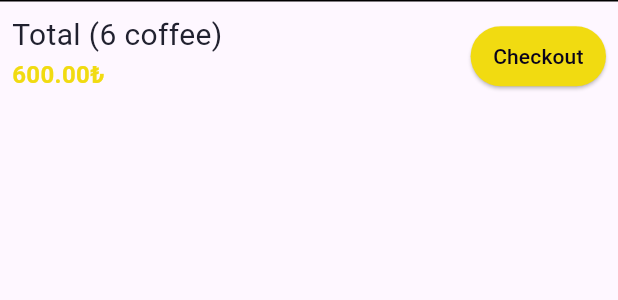
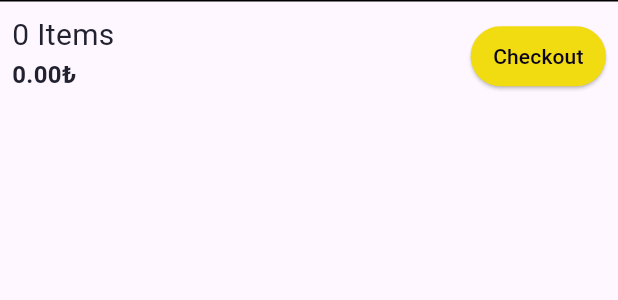
Before and after one commit to BeeKahve/bee-kahve-dev, a Flutter app: the CartBottomSheetWidget widget shown alone on an empty page, opened directly, on a phone screen of 412 x 824 dp. Shown: the top 300 px of the screen. Run offline on Flutter 3.47's test engine with Material 3 defaults, Android fonts, the phone set to English and light mode, and no system bars; our stand-ins replace cached_network_image, fancy_shimmer_image, flutter_rating_bar, mask_text_input_formatter, timelines; missing offline and left inert: dynamic_height_grid_view; network calls fail.

Commit message:
fixes minor bug in cartProvider and adds total item count and price

```diff
--- a/frontend/bee_kahve/lib/screens/cart/bottom_checkout.dart
+++ b/frontend/bee_kahve/lib/screens/cart/bottom_checkout.dart
@@ -1,9 +1,27 @@
 import 'package:bee_kahve/consts/app_color.dart';
 import 'package:bee_kahve/screens/cart/payment.dart';
+import 'package:bee_kahve/screens/products/product_details.dart';
 import 'package:flutter/material.dart';
+import 'package:bee_kahve/screens/cart/cart_provider.dart';
 
 class CartBottomSheetWidget extends StatelessWidget {
-  const CartBottomSheetWidget({super.key});
+  CartBottomSheetWidget({super.key});
+  CartProvider cartProvider = CartProvider();
+  String calculateTotal() {
+    int total = 0;
+    for (int quantity in cartProvider.cartItems.values.toList()) {
+      total += quantity;
+    }
+    return total.toString();
+  }
+
+  String calculatePrice() {
+    double total = 0;
+    for (Coffee product in cartProvider.cartItems.keys.toList()) {
+      total += product.price * cartProvider.cartItems[product]!;
+    }
+    return total.toStringAsFixed(2);
+  }
 
   @override
   Widget build(BuildContext context) {
@@ -23,23 +41,23 @@ class CartBottomSheetWidget extends StatelessWidget {
           child: Row(
             mainAxisAlignment: MainAxisAlignment.spaceBetween,
             children: [
-              const Flexible(
+              Flexible(
                 child: Column(
                   crossAxisAlignment: CrossAxisAlignment.start,
                   children: [
                     Text(
-                      "Total (6 coffee)",
-                      style: TextStyle(
+                      "${calculateTotal()} Items",
+                      style: const TextStyle(
                           fontWeight: FontWeight.normal,
                           color: AppColors.textColor,
                           fontSize: 20,
                           overflow: TextOverflow.ellipsis),
                     ),
                     Text(
-                      "600.00\₺",
-                      style: TextStyle(
+                      "${calculatePrice()}\₺",
+                      style: const TextStyle(
                           fontWeight: FontWeight.bold,
-                          color: AppColors.yellow,
+                          color: AppColors.textColor,
                           fontSize: 16),
                     ),
                   ],
--- a/frontend/bee_kahve/lib/screens/cart/cart.dart
+++ b/frontend/bee_kahve/lib/screens/cart/cart.dart
@@ -55,7 +55,7 @@ class CartScreen extends StatelessWidget {
       bottomSheet: Consumer<CartProvider>(
         builder: (context, cartProvider, child) {
           if (cartProvider.cartItems.isNotEmpty) {
-            return const CartBottomSheetWidget();
+            return CartBottomSheetWidget();
           } else {
             return SizedBox
                 .shrink(); // Return an empty widget if the cart is empty
--- a/frontend/bee_kahve/lib/screens/cart/cart_provider.dart
+++ b/frontend/bee_kahve/lib/screens/cart/cart_provider.dart
@@ -16,7 +16,7 @@ class CartProvider with ChangeNotifier {
   }
 
   void removeFromCart(Coffee product) {
-    _cartItems.update(product, (value) => value + 1);
+    _cartItems.update(product, (value) => value - 1);
     if (_cartItems[product] == 0) {
       _cartItems.remove(product);
     }
```
